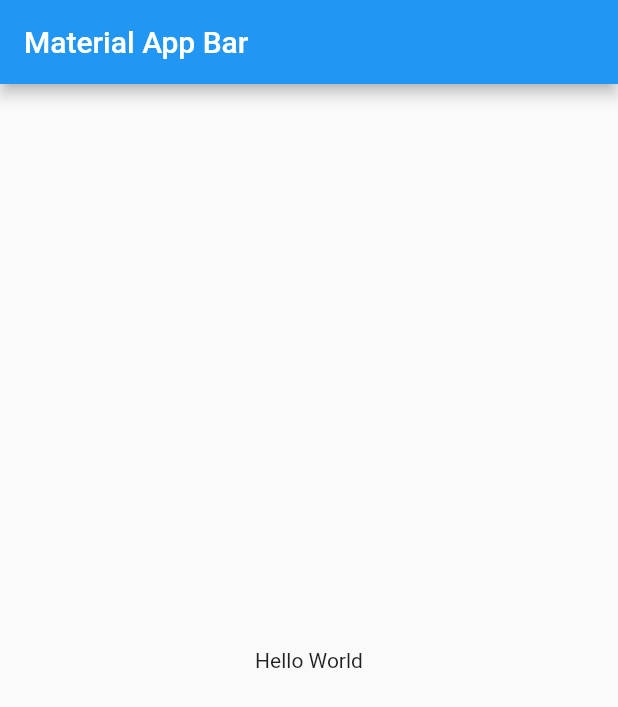
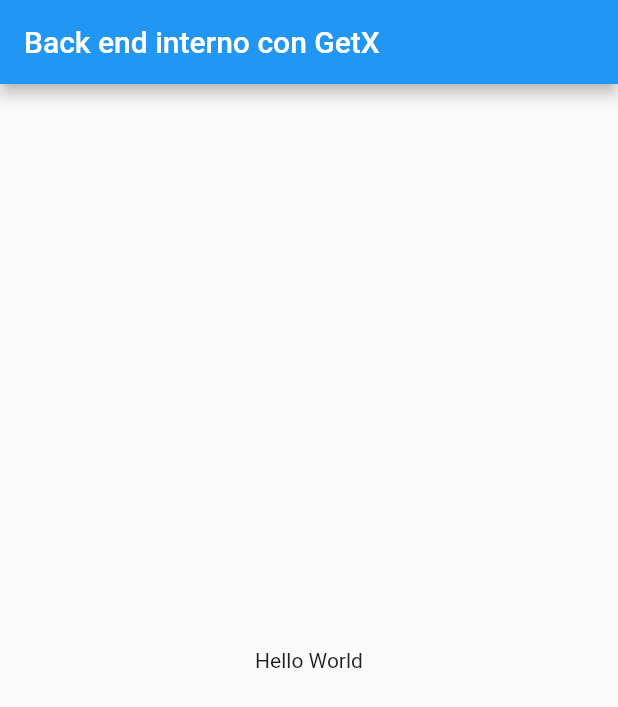
Before and after one commit to vicgilnossa/VitrinaColombia, a Flutter app: the screen it shows after launch, on a phone screen of 412 x 824 dp. Shown: the top 707 px of the screen. Run offline on Flutter 3.47's test engine with Material 2 defaults, Android fonts, the phone set to English and light mode, and no system bars.

```diff
--- a/lib/main.dart
+++ b/lib/main.dart
@@ -9,7 +9,7 @@ class MyApp extends StatelessWidget {
       title: 'Material App',
       home: Scaffold(
         appBar: AppBar(
-          title: Text('Material App Bar'),
+          title: Text('Back end interno con GetX'),
         ),
         body: Center(
           child: Container(
```
